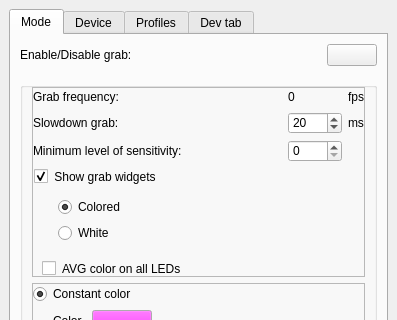
First picture: the form in Software/src/mainwindow.ui, repository Atarity/Lightpack, before the edit; both pictures show x 0 to 397 and y 0 to 320 of the 397 by 507 pixel window.
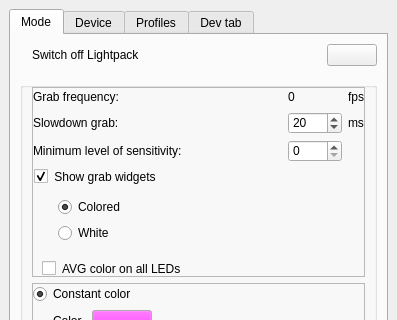
Second picture: the form after the edit. The open tabs and pages were chosen to show the change. Icons and pictures are not drawn. Custom widgets are drawn as their Qt base class.

Commit message: Software: Enable/disable device button look&feel has been changed

```diff
--- a/Software/src/mainwindow.ui
+++ b/Software/src/mainwindow.ui
@@ -8,7 +8,7 @@
     <x>0</x>
     <y>0</y>
     <width>397</width>
-    <height>470</height>
+    <height>473</height>
    </rect>
   </property>
   <property name="windowTitle">
@@ -44,6 +44,9 @@
        <layout class="QVBoxLayout" name="verticalLayout_4">
         <item>
          <layout class="QHBoxLayout" name="horizontalLayout_12">
+          <property name="leftMargin">
+           <number>12</number>
+          </property>
           <item>
            <widget class="QLabel" name="label_EnableDisableGrab">
             <property name="minimumSize">
@@ -65,7 +68,7 @@
              </font>
             </property>
             <property name="text">
-             <string>Enable/Disable grab:</string>
+             <string>Switch off Lightpack</string>
             </property>
             <property name="alignment">
              <set>Qt::AlignLeading|Qt::AlignLeft|Qt::AlignVCenter</set>
```
Left out of the diff: 8 changed lines with no effect on the pictures. The commit also changes 3 other files.
